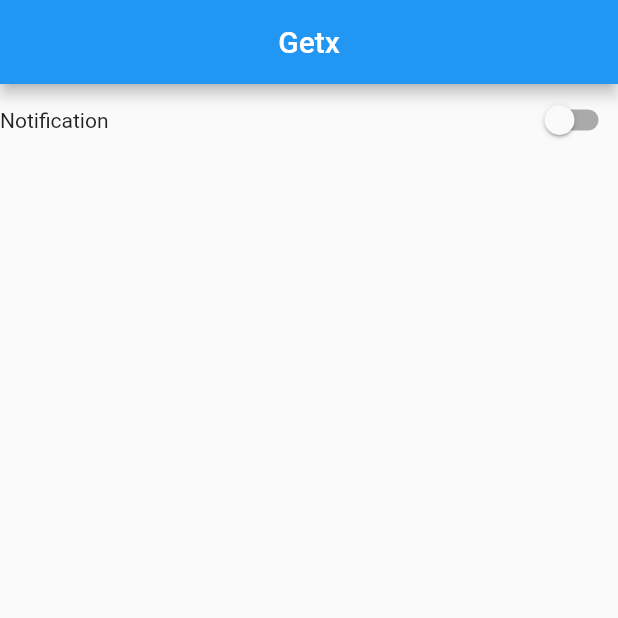
After one commit to afaqxdev/GetX, a Flutter app: the screen it shows after launch, on a phone screen of 412 x 824 dp, the top half of it. The commit adds this screen. Run offline on Flutter 3.47's test engine with Material 2 defaults, Android fonts, the phone set to English and light mode, and no system bars; our stand-ins replace get.

Commit message:
add state managment

```diff
--- /dev/null
+++ b/lib/State Managment/Example 3/switch_Example.dart
@@ -0,0 +1,40 @@
+// ignore: file_names
+import 'package:flutter/material.dart';
+import 'package:get/get.dart';
+import 'package:getx/State%20Managment/Example%203/switch_controller.dart';
+
+class SwitchExample extends StatefulWidget {
+  const SwitchExample({super.key});
+
+  @override
+  State<SwitchExample> createState() => _SwitchExampleState();
+}
+
+class _SwitchExampleState extends State<SwitchExample> {
+  SwitchController controller = Get.put(SwitchController());
+  @override
+  Widget build(BuildContext context) {
+    return Scaffold(
+      appBar: AppBar(
+        title: const Text("Getx"),
+        centerTitle: true,
+      ),
+      body: Column(children: [
+        Row(
+          mainAxisAlignment: MainAxisAlignment.spaceBetween,
+          children: [
+            const Text("Notification"),
+            Obx(() {
+              return Switch(
+                value: controller.notification.value,
+                onChanged: (value) {
+                  controller.setNotification(value);
+                },
+              );
+            })
+          ],
+        )
+      ]),
+    );
+  }
+}
--- /dev/null
+++ b/lib/State Managment/Example 3/switch_controller.dart
@@ -0,0 +1,8 @@
+import 'package:get/get.dart';
+
+class SwitchController extends GetxController {
+  RxBool notification = false.obs;
+  setNotification(bool value) {
+    notification.value = value;
+  }
+}
```
Also changed, not shown: lib/State Managment/Example 1/counter_Example.dart (added, +39 -0 lines), lib/State Managment/Example 1/counter_controller.dart (added, +8 -0 lines), lib/State Managment/Example 2/slider.dart (added, +45 -0 lines), lib/State Managment/Example 2/slider_Controller.dart (added, +10 -0 lines), lib/main.dart (+22 -18 lines), lib/Utilities/first_Screen.dart (renamed from lib/Screen/first_Screen.dart), lib/Utilities/language/language.dart (renamed from lib/Screen/language/language.dart), lib/Utilities/language/localization.dart (renamed from lib/Screen/language/localization.dart), lib/Utilities/responsive-UI.dart (renamed from lib/Screen/responsive-UI.dart), lib/Utilities/second_Screen.dart (renamed from lib/Screen/second_Screen.dart), lib/Utilities/utility_of Getx.dart (renamed from lib/Screen/utility_of Getx.dart).
